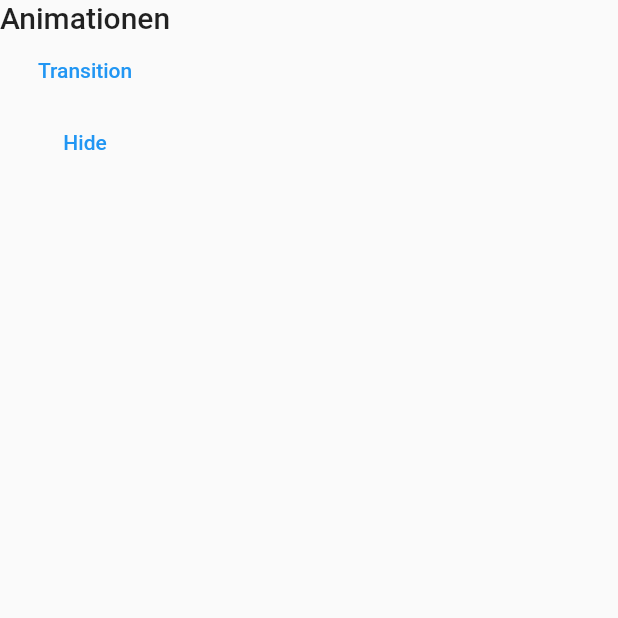
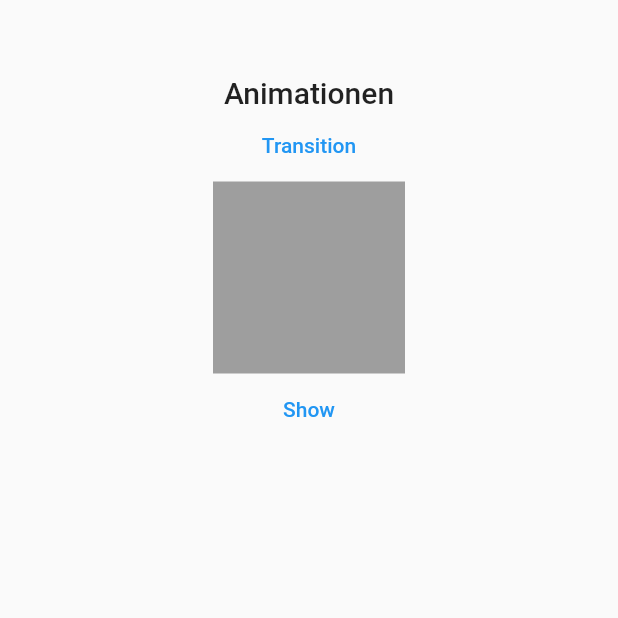
Before and after one commit to AnleAnja/masterthesis, a Flutter app: the Animations screen opened directly, after a tap on "Hide", on a phone screen of 412 x 824 dp, the top half of it. Run offline on Flutter 3.47's test engine with Material 2 defaults, Android fonts, the phone set to English and light mode, and no system bars; our stand-ins replace grouped_list.

Commit message:
add animations

```diff
--- a/flutter/monstradore/lib/animations/animations.dart
+++ b/flutter/monstradore/lib/animations/animations.dart
@@ -8,24 +8,61 @@ class Animations extends StatefulWidget {
   State<StatefulWidget> createState() => _AnimationsState();
 }
 
-class _AnimationsState extends State<Animations> {  @override
+class _AnimationsState extends State<Animations> {
+  double size = 128.0;
+  bool large = false;
+  bool visible = true;
+  String hideShowText = "Hide";
 
+  @override
   Widget build(BuildContext context) {
-  final theme = Theme.of(context);
-  final textTheme = theme.textTheme;
+    final theme = Theme.of(context);
+    final textTheme = theme.textTheme;
 
     return Scaffold(
-      body: Column(
-        children: [
-          Text("Animationen", style: textTheme.headline6),
-          TextButton(onPressed: () {
+        body: Center(
+            child: Column(
+      children: [
+        Padding(
+          padding: const EdgeInsets.fromLTRB(0, 50, 0, 0),
+          child: Text("Animationen", style: textTheme.headline6),
+        ),
+        TextButton(
+            onPressed: () => updateSize(), child: const Text("Transition")),
+        AnimatedSize(
+                curve: Curves.easeIn,
+                duration: const Duration(seconds: 1),
+                child: Container(
+                  color: Colors.grey,
+                  height: size,
+                  width: size,
+                )),
+        TextButton(onPressed: () {
+          setState(() {
+            visible = !visible;
+            if (visible) {
+              hideShowText = "Hide";
+            } else {
+              hideShowText = "Show";
+            }
+          });
+        }, child: Text(hideShowText)),
+        AnimatedOpacity(
+            opacity: visible ? 1.0 : 0.0,
+            duration: const Duration(milliseconds: 500),
+                child: Container(
+                  color: Colors.grey,
+                  height: 128.0,
+                  width: 128.0,
+                )),
+      ],
+    )));
+  }
 
-          }, child: const Text("Transition")),
-          TextButton(onPressed: () {
-
-          }, child: const Text("Hide")),
-        ],
-      )
-    );
+  void updateSize() {
+    setState(() {
+      size = large ? 128.0 : 64.0;
+      large = !large;
+    });
   }
 }
--- a/flutter/monstradore/lib/main.dart
+++ b/flutter/monstradore/lib/main.dart
@@ -1,5 +1,6 @@
 import 'package:flutter/material.dart';
 import 'package:grouped_list/grouped_list.dart';
+import 'package:monstradore/animations/animations.dart';
 
 void main() {
   runApp(const MyApp());
@@ -22,6 +23,7 @@ class MyApp extends StatelessWidget {
 
 class MyHomePage extends StatefulWidget {
   const MyHomePage({super.key, required this.title});
+
   final String title;
 
   @override
@@ -29,7 +31,6 @@ class MyHomePage extends StatefulWidget {
 }
 
 class _MyHomePageState extends State<MyHomePage> {
-
   final List _features = [
     {'name': 'Reichhaltige UI Elemente', 'group': 'UI / UX', 'order': 0},
     {'name': 'Interaktionsdesign', 'group': 'UI / UX', 'order': 1},
@@ -39,14 +40,38 @@ class _MyHomePageState extends State<MyHomePage> {
     {'name': 'Multimedia', 'group': 'UI / UX', 'order': 5},
     {'name': 'Animationen', 'group': 'UI / UX', 'order': 6},
     {'name': '3D Grafiken', 'group': 'UI / UX', 'order': 7},
-    {'name': 'Netzwerkcalls', 'group': 'Gerätespezifische Funktionen', 'order': 0},
-    {'name': 'Dateizugriff', 'group': 'Gerätespezifische Funktionen', 'order': 1},
-    {'name': 'Persistierung', 'group': 'Gerätespezifische Funktionen', 'order': 2},
-    {'name': 'Zugriff auf native Anwendungen', 'group': 'Gerätespezifische Funktionen', 'order': 3},
+    {
+      'name': 'Netzwerkcalls',
+      'group': 'Gerätespezifische Funktionen',
+      'order': 0
+    },
+    {
+      'name': 'Dateizugriff',
+      'group': 'Gerätespezifische Funktionen',
+      'order': 1
+    },
+    {
+      'name': 'Persistierung',
+      'group': 'Gerätespezifische Funktionen',
+      'order': 2
+    },
+    {
+      'name': 'Zugriff auf native Anwendungen',
+      'group': 'Gerätespezifische Funktionen',
+      'order': 3
+    },
     {'name': 'Kamera', 'group': 'Gerätespezifische Funktionen', 'order': 4},
     {'name': 'GPS', 'group': 'Gerätespezifische Funktionen', 'order': 5},
-    {'name': 'Beschleunigung', 'group': 'Gerätespezifische Funktionen', 'order': 6},
-    {'name': 'Fingerabdruck / Face ID', 'group': 'Gerätespezifische Funktionen', 'order': 7},
+    {
+      'name': 'Beschleunigung',
+      'group': 'Gerätespezifische Funktionen',
+      'order': 6
+    },
+    {
+      'name': 'Fingerabdruck / Face ID',
+      'group': 'Gerätespezifische Funktionen',
+      'order': 7
+    },
     {'name': 'Primzahlberechnung', 'group': 'Algorithmen', 'order': 0},
   ];
 
@@ -56,12 +81,10 @@ class _MyHomePageState extends State<MyHomePage> {
       appBar: AppBar(
         title: Text(widget.title),
       ),
-        body:
-        GroupedListView<dynamic, String>(
+      body: GroupedListView<dynamic, String>(
         elements: _features,
         groupBy: (element) => element['group'],
-          groupComparator: (value1,
-              value2) => value2.compareTo(value1),
+        groupComparator: (value1, value2) => value2.compareTo(value1),
         itemComparator: (item1, item2) =>
             item1['order'].compareTo(item2['order']),
         order: GroupedListOrder.ASC,
@@ -71,10 +94,7 @@ class _MyHomePageState extends State<MyHomePage> {
           child: Text(
             value,
             textAlign: TextAlign.left,
-              style: const TextStyle(
-                  fontSize: 18,
-                  fontWeight: FontWeight.bold
-              ),
+            style: const TextStyle(fontSize: 18, fontWeight: FontWeight.bold),
           ),
         ),
         itemBuilder: (c, element) {
@@ -85,7 +105,7 @@ class _MyHomePageState extends State<MyHomePage> {
                   MaterialPageRoute(builder: (context) {
                     switch (element['name']) {
                       case 'Animationen':
-                      return const UIElements();
+                        return const Animations();
                       default:
                         return const Text("Unbekanntes Feature");
                     }
@@ -93,13 +113,13 @@ class _MyHomePageState extends State<MyHomePage> {
                 );
               },
               child: Container(
-              margin: const EdgeInsets.symmetric(horizontal: 10.0,
-                  vertical: 10.0),
+                margin: const EdgeInsets.symmetric(
+                    horizontal: 10.0, vertical: 10.0),
                 child: Text(
                   element['name'],
                   style: const TextStyle(fontSize: 16),
                 ),
-            );
+              ));
         },
       ),
     );
```
Lines whose indentation alone changed are shown as unchanged.
